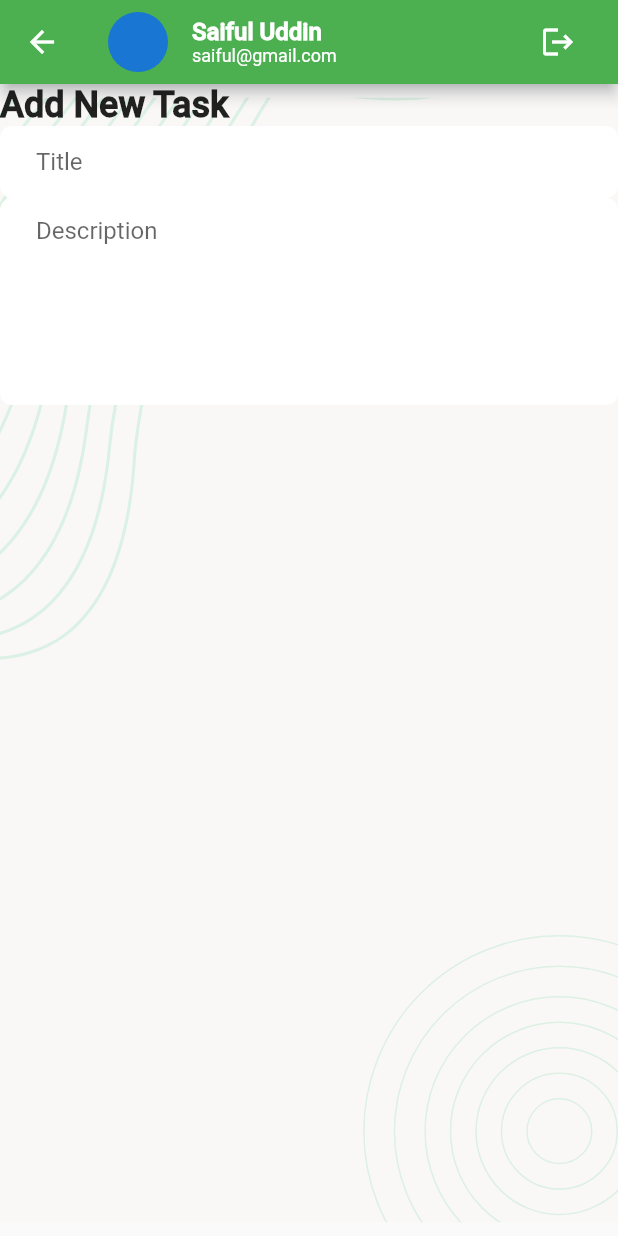
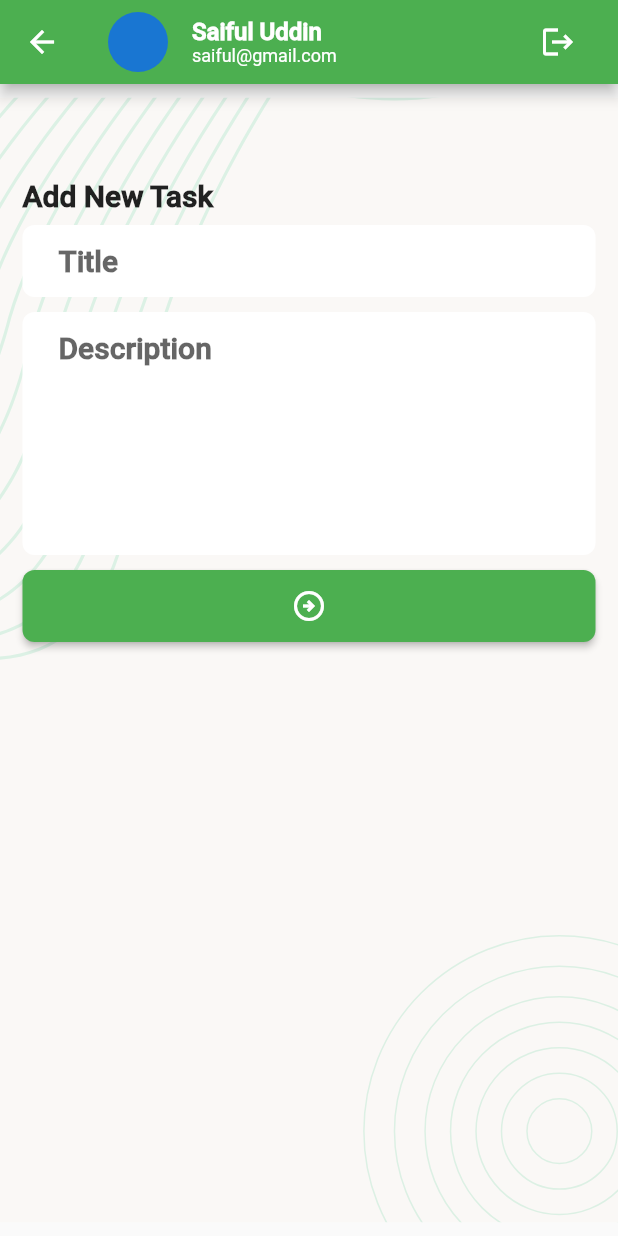
Before and after one commit to SaifulN2020/task_manager, a Flutter app: the AddNewTaskScreen screen opened directly, on a phone screen of 412 x 824 dp. Run offline on Flutter 3.47's test engine with Material 2 defaults, Android fonts, the phone set to English and light mode, and no system bars; our stand-ins replace flutter_svg, pin_code_fields; missing offline and left inert: dart:ffi.

Commit message:
module 15 video 3 done

```diff
--- a/lib/app.dart
+++ b/lib/app.dart
@@ -37,7 +37,8 @@ class _TaskManagerState extends State<TaskManager> {
                 padding:
                     const EdgeInsets.symmetric(horizontal: 16, vertical: 12))),
         textTheme: const TextTheme(
-            titleLarge: TextStyle(fontSize: 25, fontWeight: FontWeight.bold)),
+            titleLarge: TextStyle(fontSize: 32, fontWeight: FontWeight.bold),
+            titleMedium: TextStyle(fontSize: 20, fontWeight: FontWeight.bold)),
         chipTheme: ChipThemeData(
             shape: RoundedRectangleBorder(
                 borderRadius: BorderRadius.circular(50))),
--- a/lib/presentation/screen/add_new_task_screen.dart
+++ b/lib/presentation/screen/add_new_task_screen.dart
@@ -1,3 +1,5 @@
+import 'dart:ffi';
+
 import 'package:flutter/material.dart';
 import 'package:task_manager/presentation/widget/background_setup.dart';
 import 'package:task_manager/presentation/widget/profile_bar.dart';
@@ -10,30 +12,62 @@ class AddNewTaskScreen extends StatefulWidget {
 }
 
 class _AddNewTaskScreenState extends State<AddNewTaskScreen> {
+  final TextEditingController _titleTEController = TextEditingController();
+  final TextEditingController _descriptionTEController =
+      TextEditingController();
+  final GlobalKey<FormState> _formKey = GlobalKey<FormState>();
   @override
   Widget build(BuildContext context) {
     return Scaffold(
       appBar: profileAppBar,
       body: BackgroundSetup(
+        child: Form(
+          key: _formKey,
+          child: Padding(
+            padding: const EdgeInsets.all(15.0),
             child: Column(
               crossAxisAlignment: CrossAxisAlignment.start,
               children: [
+                const SizedBox(
+                  height: 48,
+                ),
                 Text("Add New Task",
-              style: TextStyle(fontWeight: FontWeight.bold,fontSize: 24),),
+                    style: Theme.of(context).textTheme.titleMedium),
+                const SizedBox(
+                  height: 8,
+                ),
                 TextFormField(
-              decoration: InputDecoration(
-                hintText: "Title"
+                  controller: _titleTEController,
+                  decoration: const InputDecoration(hintText: "Title"),
+                ),
+                const SizedBox(
+                  height: 10,
+                ),
+                TextFormField(
+                  controller: _descriptionTEController,
+                  maxLines: 6,
+                  decoration: const InputDecoration(hintText: "Description"),
+                ),
+                const SizedBox(height: 10),
+                SizedBox(
+                    width: double.infinity,
+                    child: ElevatedButton(
+                      onPressed: () {
+                        Navigator.pop(context);
+                      },
+                      child: const Icon(Icons.arrow_circle_right_outlined),
+                    ))
+              ],
             ),
           ),
-            TextFormField(
-              maxLines: 6,
-              decoration: InputDecoration(
-                hintText: "Description"
-              ),
-            )
-          ],
         ),
       ),
     );
   }
+  @override
+  void dispose() {
+    _titleTEController.dispose();
+    _descriptionTEController.dispose();
+    super.dispose();
   }
+}
--- a/lib/presentation/screen/auth/sign_in_screen.dart
+++ b/lib/presentation/screen/auth/sign_in_screen.dart
@@ -59,10 +59,10 @@ class _SignInScreenState extends State<SignInScreen> {
                       onPressed: () {
                         Navigator.pushAndRemoveUntil(context,
                             MaterialPageRoute(builder: (context) {
-                          return MainBottomNavScreen();
+                          return const MainBottomNavScreen();
                         }), (route) => false);
                       },
-                      child: Icon(Icons.arrow_circle_right_outlined),
+                      child: const Icon(Icons.arrow_circle_right_outlined),
                     ),
                   ),
                   const SizedBox(
--- /dev/null
+++ b/lib/presentation/screen/update_profile_screen.dart
@@ -0,0 +1,15 @@
+import 'package:flutter/material.dart';
+
+class UpdateProfileScreen extends StatefulWidget {
+  const UpdateProfileScreen({Key? key}) : super(key: key);
+
+  @override
+  State<UpdateProfileScreen> createState() => _UpdateProfileScreenState();
+}
+
+class _UpdateProfileScreenState extends State<UpdateProfileScreen> {
+  @override
+  Widget build(BuildContext context) {
+    return MaterialApp();
+  }
+}
```
Lines whose indentation alone changed are shown as unchanged.
